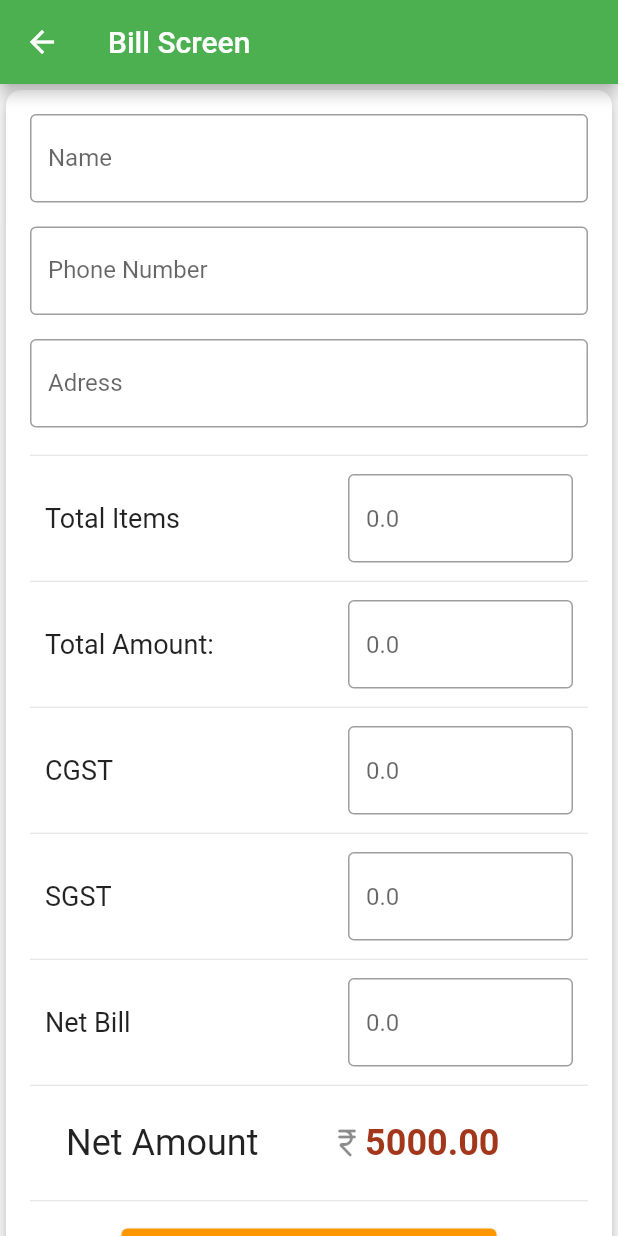
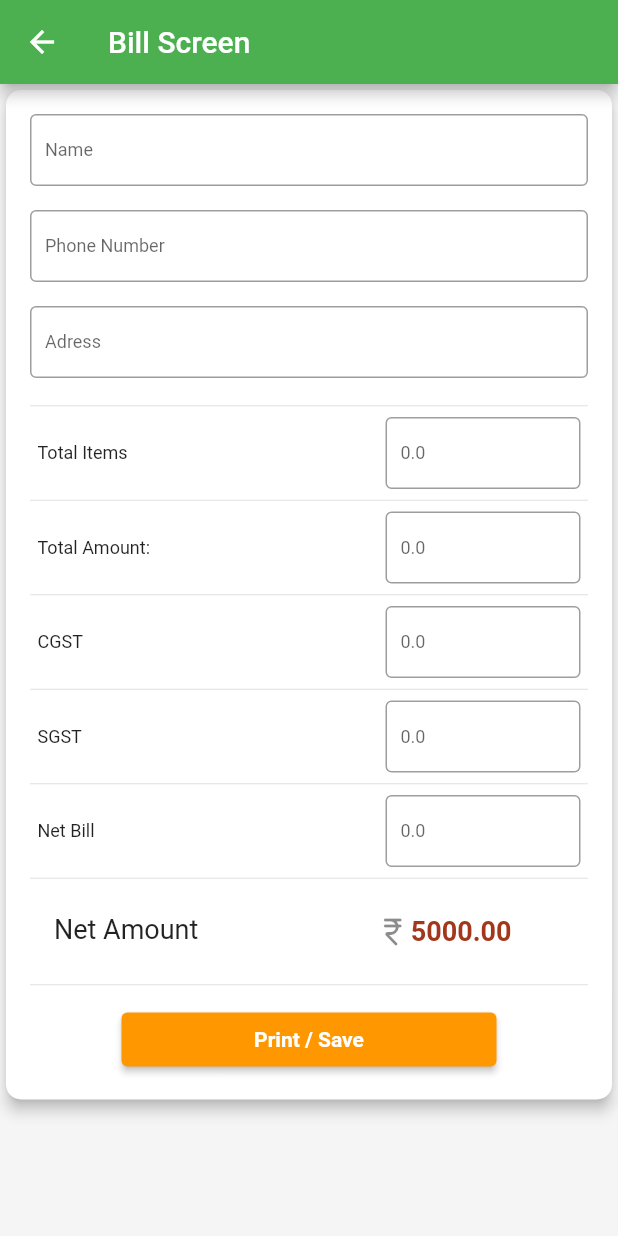
Before and after one commit to moneshtilavi27/ERP-Software, a Flutter app: the SubmitScreen screen opened directly, on a phone screen of 412 x 824 dp. Run offline on Flutter 3.47's test engine with Material 2 defaults, Android fonts, the phone set to English and light mode, and no system bars; our stand-ins replace dio, equatable, flutter_bloc, pdf, printing, shared_preferences and 1 more; missing offline and left inert: linked_scroll_controller, textfield_search; accounts and stored records are empty; network calls fail.

Commit message:
mobile screen open changes are added

```diff
--- a/lib/mobile_screen/app_drawer.dart
+++ b/lib/mobile_screen/app_drawer.dart
@@ -142,7 +142,7 @@ class AppBarActionButton extends StatelessWidget {
         builder: (context, state) {
       if (state is StoreListState) {
         return IconButton(
-          icon: const Icon(Icons.add),
+          icon: const Icon(Icons.search),
           onPressed: () {
             showSearch(context: context, delegate: UserSearch(state.dataList));
           },
--- a/lib/mobile_screen/submitPage.dart
+++ b/lib/mobile_screen/submitPage.dart
@@ -1,3 +1,4 @@
+import 'package:erp/CommonWidgets/common.dart';
 import 'package:flutter/material.dart';
 
 import '../CommonWidgets/Button.dart';
@@ -17,6 +18,7 @@ class _submitScreenState extends State<SubmitScreen> {
   double totalAmount = 1000; // Replace with actual total amount
   double gst = 18; // Replace with actual GST percentage
   double discount = 0;
+  double fontSize = 12;
 
   @override
   Widget build(BuildContext context) {
@@ -41,23 +43,29 @@ class _submitScreenState extends State<SubmitScreen> {
                 crossAxisAlignment: CrossAxisAlignment.start,
                 children: [
                   TextFormField(
+                    style: TextStyle(fontSize: fontSize),
                     decoration: const InputDecoration(
+                      contentPadding: EdgeInsets.only(left: 10),
                       labelText: 'Name',
                       border: OutlineInputBorder(),
                     ),
                   ),
                   const SizedBox(height: 16),
                   TextFormField(
+                    style: TextStyle(fontSize: fontSize),
                     decoration: const InputDecoration(
                       labelText: 'Phone Number',
+                      contentPadding: EdgeInsets.only(left: 10),
                       border: OutlineInputBorder(),
                     ),
                     keyboardType: TextInputType.phone,
                   ),
                   const SizedBox(height: 16),
                   TextFormField(
+                    style: TextStyle(fontSize: fontSize),
                     decoration: const InputDecoration(
                       labelText: 'Adress',
+                      contentPadding: EdgeInsets.only(left: 10),
                       border: OutlineInputBorder(),
                     ),
                     keyboardType: TextInputType.phone,
@@ -75,12 +83,12 @@ class _submitScreenState extends State<SubmitScreen> {
                   billTiles("Net Bill", controller: total_item),
                   const Divider(height: 5),
                   const Padding(
-                    padding: EdgeInsets.all(8.0),
+                    padding: EdgeInsets.only(top: 5, bottom: 5),
                     child: ListTile(
                       leading: Text(
                         "Net Amount",
-                        textAlign: TextAlign.center,
-                        style: TextStyle(fontSize: 24),
+                        textAlign: TextAlign.start,
+                        style: TextStyle(fontSize: 18),
                       ),
                       trailing: Padding(
                         padding: EdgeInsets.only(right: 35),
@@ -93,7 +101,7 @@ class _submitScreenState extends State<SubmitScreen> {
                               "5000.00",
                               style: TextStyle(
                                   color: Color.fromARGB(255, 162, 55, 28),
-                                  fontSize: 24,
+                                  fontSize: 18,
                                   fontWeight: FontWeight.w600),
                             ),
                           ],
@@ -109,7 +117,8 @@ class _submitScreenState extends State<SubmitScreen> {
                         width: 250,
                         child: Button(
                           onPress: () {
-                            // callAPI();
+                            Common cm = Common();
+                            cm.showPrintPreview(context);
                           },
                           btnColor: Colors.orange,
                           textColor: Colors.white,
@@ -127,12 +136,13 @@ class _submitScreenState extends State<SubmitScreen> {
 class billTiles extends StatelessWidget {
   final String textTitle;
   final TextEditingController controller;
+  final double fontSize = 12;
   const billTiles(this.textTitle, {super.key, required this.controller});
 
   @override
   Widget build(BuildContext context) {
     return Padding(
-      padding: const EdgeInsets.all(10.0),
+      padding: const EdgeInsets.all(5.0),
       child: Row(
         mainAxisAlignment: MainAxisAlignment.spaceBetween,
         crossAxisAlignment: CrossAxisAlignment.center,
@@ -140,13 +150,15 @@ class billTiles extends StatelessWidget {
           Text(
             textTitle,
             textAlign: TextAlign.center,
-            style: const TextStyle(fontSize: 18),
+            style: TextStyle(fontSize: fontSize),
           ),
           SizedBox(
-            width: 150,
+            width: 130,
             child: TextFormField(
+              style: TextStyle(fontSize: fontSize),
               controller: controller,
               decoration: const InputDecoration(
+                contentPadding: const EdgeInsets.only(left: 10),
                 hintText: "0.0",
                 border: OutlineInputBorder(),
               ),
--- a/lib/service/API/api.dart
+++ b/lib/service/API/api.dart
@@ -1,8 +1,8 @@
 class URL {
   String api = false
       // ignore: dead_code
-      ? "https://www.cowsoncloud.com:5002/api/"
-      : "http://localhost/billing/api/login/";
+      ? "http://localhost/billing/api/login/"
+      : "http://192.168.194.7/billing/api/login/";
 }
 
 class API {
```
Also changed, not shown: lib/CommonWidgets/SplashScreen.dart (+11 -5 lines), lib/app_screen/login.dart (+16 -11 lines), lib/mobile_screen/bucket.dart (+112 -15 lines), lib/mobile_screen/home.dart (+4 -3 lines), lib/mobile_screen/profile.dart (+22 -5 lines).
